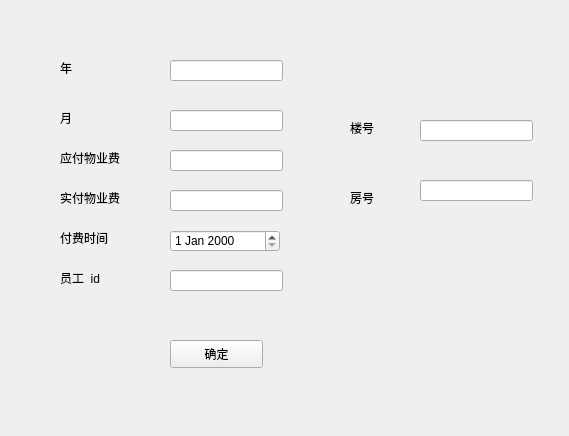
Old version of the form UI/register_ui/register_property_fees.ui in the repository JJLee7447/property_management_system.
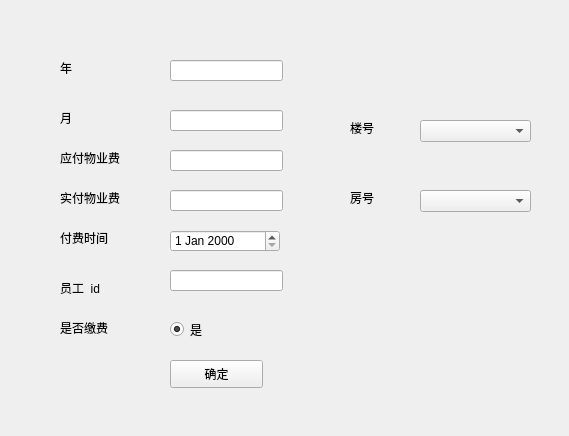
New version of the form.

Patch:
```diff
--- a/UI/register_ui/register_property_fees.ui
+++ b/UI/register_ui/register_property_fees.ui
@@ -82,7 +82,7 @@
    <property name="geometry">
     <rect>
      <x>60</x>
-     <y>270</y>
+     <y>280</y>
      <width>72</width>
      <height>15</height>
     </rect>
@@ -161,7 +161,7 @@
    <property name="geometry">
     <rect>
      <x>170</x>
-     <y>340</y>
+     <y>360</y>
      <width>93</width>
      <height>28</height>
     </rect>
@@ -196,26 +196,55 @@
     <string>房号</string>
    </property>
   </widget>
-  <widget class="QLineEdit" name="building_id_lineEdit">
+  <widget class="QComboBox" name="building_id_comboBox">
    <property name="geometry">
     <rect>
      <x>420</x>
      <y>120</y>
-     <width>113</width>
-     <height>21</height>
+     <width>111</width>
+     <height>22</height>
     </rect>
    </property>
   </widget>
-  <widget class="QLineEdit" name="house_id_lineEdit">
+  <widget class="QComboBox" name="house_id_comboBox">
    <property name="geometry">
     <rect>
      <x>420</x>
-     <y>180</y>
-     <width>113</width>
-     <height>21</height>
+     <y>190</y>
+     <width>111</width>
+     <height>22</height>
     </rect>
    </property>
   </widget>
+  <widget class="QRadioButton" name="is_paid_radioButton">
+   <property name="geometry">
+    <rect>
+     <x>170</x>
+     <y>320</y>
+     <width>115</width>
+     <height>19</height>
+    </rect>
+   </property>
+   <property name="text">
+    <string>是</string>
+   </property>
+   <property name="checked">
+    <bool>true</bool>
+   </property>
+  </widget>
+  <widget class="QLabel" name="label_9">
+   <property name="geometry">
+    <rect>
+     <x>60</x>
+     <y>320</y>
+     <width>72</width>
+     <height>15</height>
+    </rect>
+   </property>
+   <property name="text">
+    <string>是否缴费</string>
+   </property>
+  </widget>
  </widget>
  <resources/>
  <connections/>
```
Left out of the diff: 3 changed lines with no effect on the pictures.
